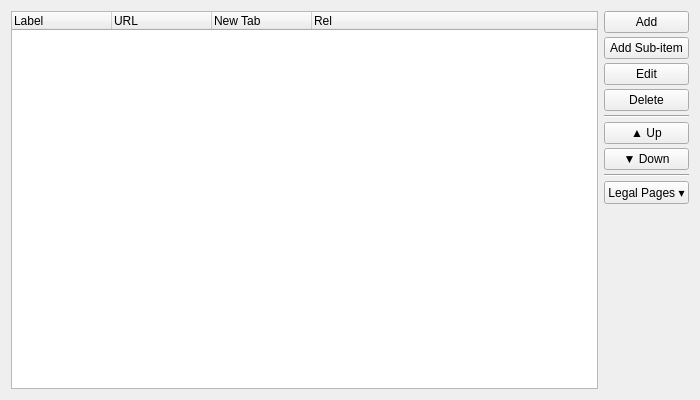
Before: the Qt Designer form WebsiteEmpireLib/website/commonblocs/widgets/WidgetCommonBlocMenu.ui in icingerpower/WebsiteEmpire2, drawn with Qt 5.
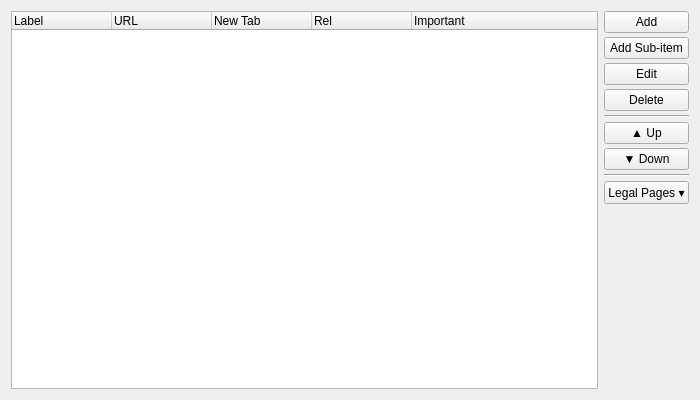
After: the same form once the commit is applied.

Commit message:
Add important flag and page picker button to menu editor
MenuItem and MenuSubItem gain a boolean important field serialised to JSON.
WidgetCommonBlocMenu shows it as a ★ column and DialogMenuItemEdit exposes
a checkbox.  A ... button next to the URL field opens DialogPickPage, a
QToolBox dialog that splits pages into Existing and Generated tabs with
filter by type / permalink, sortable by ID, for quick URL insertion.
MainWindow passes workingDirPath via qApp property so the dialog can
open pages.db without pulling WorkingDirectoryManager into the lib.

What changed in the file:
```diff
--- a/WebsiteEmpireLib/website/commonblocs/widgets/WidgetCommonBlocMenu.ui
+++ b/WebsiteEmpireLib/website/commonblocs/widgets/WidgetCommonBlocMenu.ui
@@ -42,6 +42,11 @@
        <string>Rel</string>
       </property>
      </column>
+     <column>
+      <property name="text">
+       <string>Important</string>
+      </property>
+     </column>
     </widget>
    </item>
    <item>
```
The commit also changes 12 other files.
